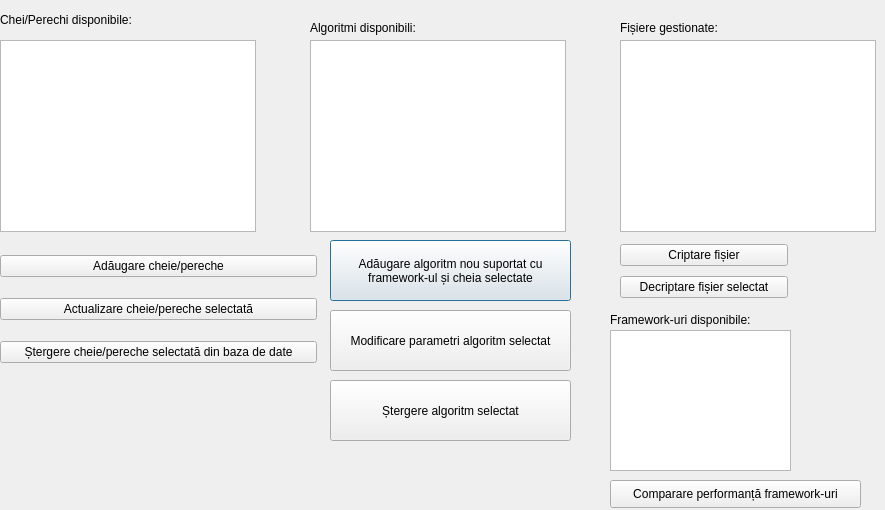
The window that Interface.ui (DancauRares-Andrei/proiect-SecuritateInformationala) describes before a commit, drawn with Qt 5.
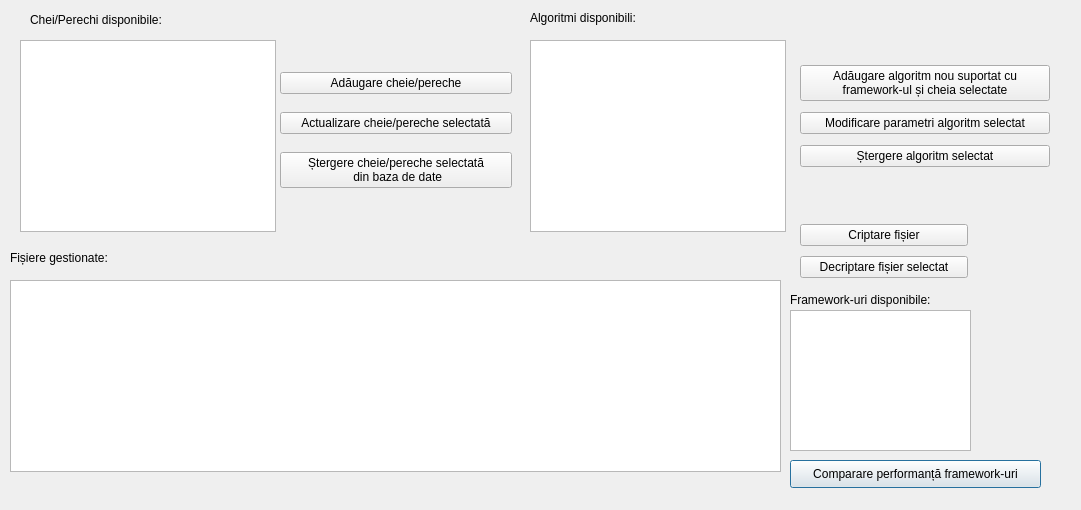
The same window after the commit.

The edit to the form file:
```diff
--- a/Interface.ui
+++ b/Interface.ui
@@ -6,7 +6,7 @@
    <rect>
     <x>0</x>
     <y>0</y>
-    <width>885</width>
+    <width>1081</width>
     <height>510</height>
    </rect>
   </property>
@@ -16,7 +16,7 @@
   <widget class="QLabel" name="label_cheie">
    <property name="geometry">
     <rect>
-     <x>0</x>
+     <x>30</x>
      <y>10</y>
      <width>161</width>
      <height>20</height>
@@ -26,25 +26,11 @@
     <string>Chei/Perechi disponibile:</string>
    </property>
   </widget>
-  <widget class="QPushButton" name="pushButton_adaugare_algoritm">
-   <property name="geometry">
-    <rect>
-     <x>330</x>
-     <y>240</y>
-     <width>241</width>
-     <height>61</height>
-    </rect>
-   </property>
-   <property name="text">
-    <string>Adăugare algoritm nou suportat cu
-framework-ul și cheia selectate</string>
-   </property>
-  </widget>
   <widget class="QPushButton" name="pushButton_evaluare_performante">
    <property name="geometry">
     <rect>
-     <x>610</x>
-     <y>480</y>
+     <x>790</x>
+     <y>460</y>
      <width>251</width>
      <height>28</height>
     </rect>
@@ -56,8 +42,8 @@
   <widget class="QListWidget" name="listWidget_framework">
    <property name="geometry">
     <rect>
-     <x>610</x>
-     <y>330</y>
+     <x>790</x>
+     <y>310</y>
      <width>181</width>
      <height>141</height>
     </rect>
@@ -72,8 +58,8 @@
   <widget class="QLabel" name="labelAlgo">
    <property name="geometry">
     <rect>
-     <x>310</x>
-     <y>20</y>
+     <x>530</x>
+     <y>10</y>
      <width>131</width>
      <height>16</height>
     </rect>
@@ -85,8 +71,8 @@
   <widget class="QLabel" name="label_fisier">
    <property name="geometry">
     <rect>
-     <x>620</x>
-     <y>20</y>
+     <x>10</x>
+     <y>250</y>
      <width>131</width>
      <height>16</height>
     </rect>
@@ -98,9 +84,9 @@
   <widget class="QWidget" name="layoutWidget">
    <property name="geometry">
     <rect>
-     <x>0</x>
-     <y>240</y>
-     <width>317</width>
+     <x>280</x>
+     <y>60</y>
+     <width>232</width>
      <height>141</height>
     </rect>
    </property>
@@ -122,7 +108,8 @@
     <item>
      <widget class="QPushButton" name="pushButton_stergere_cheie">
       <property name="text">
-       <string>Ștergere cheie/pereche selectată din baza de date</string>
+       <string>Ștergere cheie/pereche selectată
+ din baza de date</string>
       </property>
      </widget>
     </item>
@@ -131,7 +118,7 @@
   <widget class="QListWidget" name="listWidget_chei">
    <property name="geometry">
     <rect>
-     <x>0</x>
+     <x>20</x>
      <y>40</y>
      <width>256</width>
      <height>192</height>
@@ -141,7 +128,7 @@
   <widget class="QListWidget" name="listWidget_algoritmi">
    <property name="geometry">
     <rect>
-     <x>310</x>
+     <x>530</x>
      <y>40</y>
      <width>256</width>
      <height>192</height>
@@ -151,9 +138,9 @@
   <widget class="QListWidget" name="listWidget_fisiere">
    <property name="geometry">
     <rect>
-     <x>620</x>
-     <y>40</y>
-     <width>256</width>
+     <x>10</x>
+     <y>280</y>
+     <width>771</width>
      <height>192</height>
     </rect>
    </property>
@@ -161,8 +148,8 @@
   <widget class="QLabel" name="label_framework">
    <property name="geometry">
     <rect>
-     <x>610</x>
-     <y>310</y>
+     <x>790</x>
+     <y>290</y>
      <width>171</width>
      <height>20</height>
     </rect>
@@ -174,8 +161,8 @@
   <widget class="QWidget" name="layoutWidget">
    <property name="geometry">
     <rect>
-     <x>620</x>
-     <y>240</y>
+     <x>800</x>
+     <y>220</y>
      <width>168</width>
      <height>64</height>
     </rect>
@@ -197,31 +184,39 @@
     </item>
    </layout>
   </widget>
-  <widget class="QPushButton" name="pushButton_modificare_algoritm">
+  <widget class="QWidget" name="">
    <property name="geometry">
     <rect>
-     <x>330</x>
-     <y>310</y>
-     <width>241</width>
-     <height>61</height>
+     <x>800</x>
+     <y>60</y>
+     <width>250</width>
+     <height>113</height>
     </rect>
    </property>
-   <property name="text">
-    <string>Modificare parametri algoritm selectat</string>
-   </property>
-  </widget>
-  <widget class="QPushButton" name="pushButton_stergere_algoritm">
-   <property name="geometry">
-    <rect>
-     <x>330</x>
-     <y>380</y>
-     <width>241</width>
-     <height>61</height>
-    </rect>
-   </property>
-   <property name="text">
-    <string>Ștergere algoritm selectat</string>
-   </property>
+   <layout class="QVBoxLayout" name="verticalLayout_3">
+    <item>
+     <widget class="QPushButton" name="pushButton_adaugare_algoritm">
+      <property name="text">
+       <string>Adăugare algoritm nou suportat cu
+framework-ul și cheia selectate</string>
+      </property>
+     </widget>
+    </item>
+    <item>
+     <widget class="QPushButton" name="pushButton_modificare_algoritm">
+      <property name="text">
+       <string>Modificare parametri algoritm selectat</string>
+      </property>
+     </widget>
+    </item>
+    <item>
+     <widget class="QPushButton" name="pushButton_stergere_algoritm">
+      <property name="text">
+       <string>Ștergere algoritm selectat</string>
+      </property>
+     </widget>
+    </item>
+   </layout>
   </widget>
  </widget>
  <tabstops>
```
